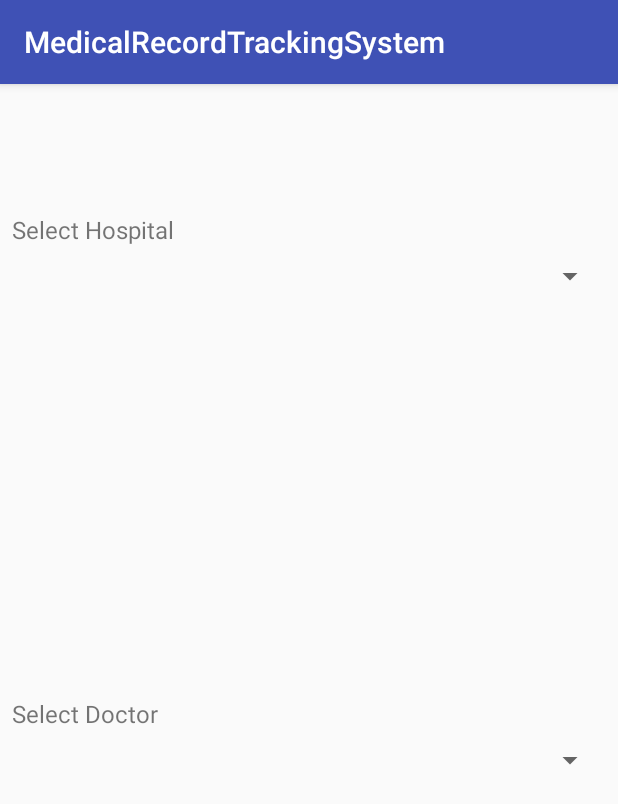
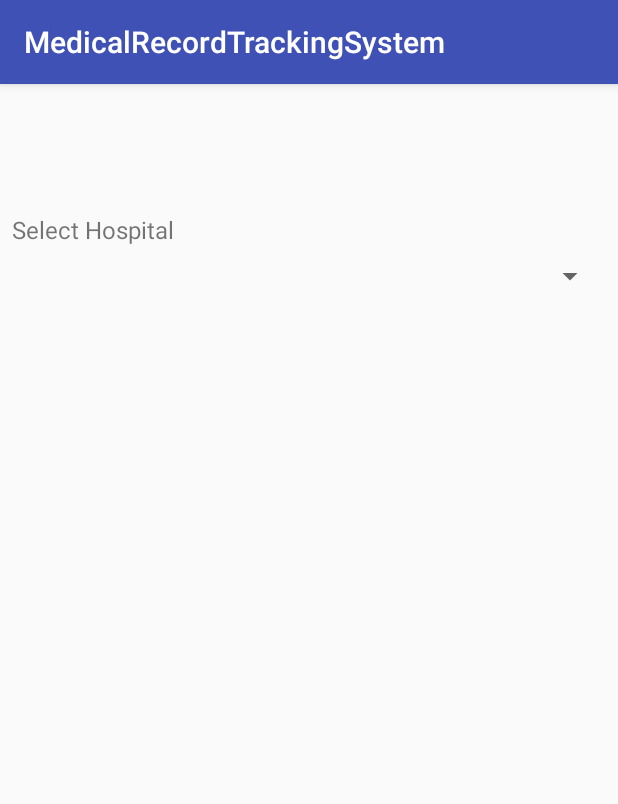
Before and after one commit to ayushkhare/MedicalReportTrackingSystem, an Android app: the screen it shows after launch (MainActivity), on a phone screen of 412 x 824 dp. Shown: the top 804 px of the screen. Run offline under Robolectric (Android 15) with nearby library versions, the phone set to English and light mode, and no system bars; our stand-ins replace ButterKnife; libraries missing offline, so code that uses them is left out: com.toptoche.searchablespinnerlibrary; plain views replace SearchableSpinner; 1 statement that could not run was skipped.

Commit message:
fetch doctor list based on hospital selection

```diff
--- a/app/src/main/java/sample/com/medicalrecordtrackingsystem/rest/ApiInterface.java
+++ b/app/src/main/java/sample/com/medicalrecordtrackingsystem/rest/ApiInterface.java
@@ -4,6 +4,7 @@ import java.util.List;
 
 import retrofit2.Call;
 import retrofit2.http.GET;
+import retrofit2.http.Query;
 import sample.com.medicalrecordtrackingsystem.models.Doctor;
 import sample.com.medicalrecordtrackingsystem.models.Hospital;
 
@@ -18,4 +19,6 @@ public interface ApiInterface {
     @GET("doctors")
     Call<List<Doctor>> getDoctors();
 
+    @GET("doctors")
+    Call<List<Doctor>> getDoctorBasedOnHospital(@Query("hospitalId") String hospitalId);
 }
--- a/app/src/main/res/layout/activity_main.xml
+++ b/app/src/main/res/layout/activity_main.xml
@@ -31,6 +31,7 @@
         android:layout_marginLeft="8dp" />
 
     <TextView
+        android:id="@+id/doctor_text_view"
         android:layout_width="0dp"
         android:layout_height="wrap_content"
         android:layout_marginBottom="8dp"
@@ -41,7 +42,8 @@
         app:layout_constraintBottom_toTopOf="@+id/doctor_spinner"
         app:layout_constraintHorizontal_bias="0.0"
         app:layout_constraintLeft_toLeftOf="parent"
-        app:layout_constraintRight_toRightOf="parent" />
+        app:layout_constraintRight_toRightOf="parent"
+        android:visibility="gone"/>
 
     <com.toptoche.searchablespinnerlibrary.SearchableSpinner
         android:id="@+id/doctor_spinner"
@@ -55,6 +57,7 @@
         app:layout_constraintHorizontal_bias="0.0"
         android:layout_marginRight="8dp"
         app:layout_constraintVertical_bias="0.501"
-        android:layout_marginLeft="8dp" />
+        android:layout_marginLeft="8dp"
+        android:visibility="gone"/>
 
 </android.support.constraint.ConstraintLayout>
```
Also changed, not shown: app/src/main/java/sample/com/medicalrecordtrackingsystem/MainActivity.java (+52 -2 lines).
